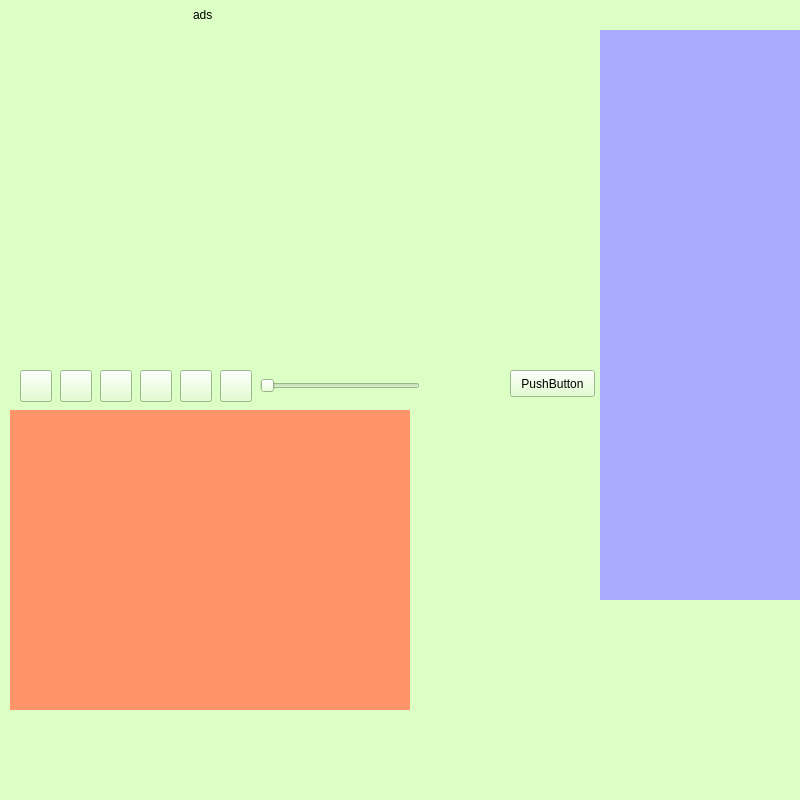
This is IShop/widget.ui in ffrankwang/learnCpp as Qt 5 draws it before an edit. The edited form follows.
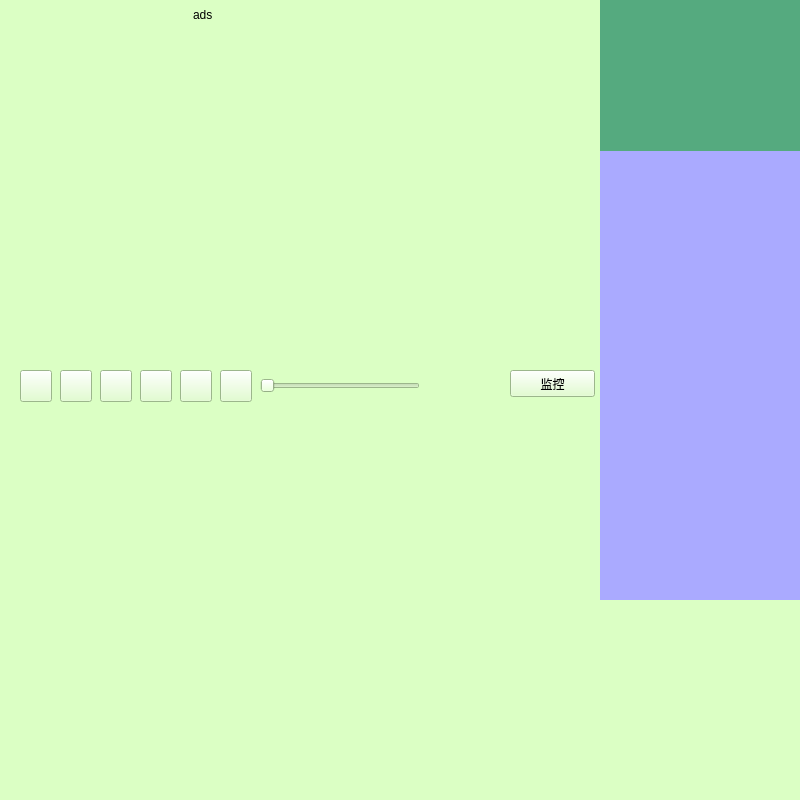
This is the edited form. Icons and pictures are not drawn.

Commit message: 开启网络视频监控功能

Diff of the .ui file:
```diff
--- a/IShop/widget.ui
+++ b/IShop/widget.ui
@@ -255,20 +255,20 @@
     </rect>
    </property>
    <property name="text">
-    <string>PushButton</string>
+    <string>监控</string>
    </property>
   </widget>
   <widget class="QLabel" name="monitorLabel">
    <property name="geometry">
     <rect>
-     <x>10</x>
-     <y>410</y>
-     <width>400</width>
-     <height>300</height>
+     <x>600</x>
+     <y>0</y>
+     <width>201</width>
+     <height>151</height>
     </rect>
    </property>
    <property name="styleSheet">
-    <string notr="true">background-color: rgb(255, 148, 105);</string>
+    <string notr="true">background-color: rgb(85, 170, 127);</string>
    </property>
    <property name="text">
     <string/>
```
The commit also changes 7 other files.
